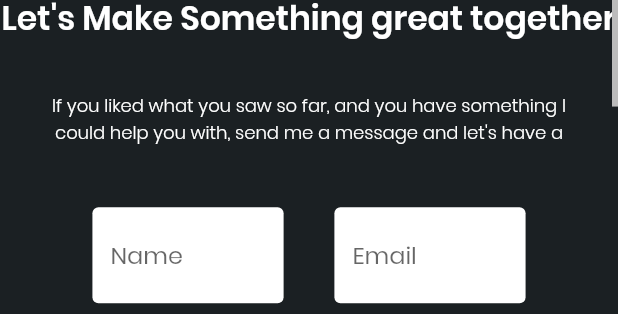
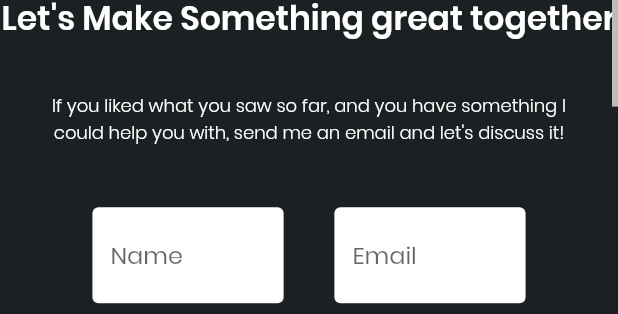
Before and after one commit to AmrMonzir/my_portfolio, a Flutter app: the DesktopHomePage widget shown alone on an empty page, opened directly, scrolled down 2880 dp, on a phone screen of 412 x 824 dp. Shown: the part 843-1157 px from the top of the screen. Run offline on Flutter 3.47's test engine with Material 2 defaults, Android fonts, the phone set to English and light mode, and no system bars; drawn by our look-alikes of auto_size_text; our stand-ins replace flutter_screenutil, flutter_svg, get, responsive_builder, url_strategy.

Commit message:
Added some spice to home screen. Added actions to buttons (download cv, portfolio, hire me).

```diff
--- a/lib/about/desktop_about.dart
+++ b/lib/about/desktop_about.dart
@@ -4,6 +4,7 @@ import 'package:my_portfolio/constants.dart';
 import 'package:my_portfolio/widgets/rounded_button.dart';
 import 'package:flutter_screenutil/flutter_screenutil.dart';
 import 'package:my_portfolio/widgets/top_bar.dart';
+import 'package:url_launcher/url_launcher.dart';
 
 class DesktopAbout extends StatelessWidget {
   final bool inHome;
@@ -71,7 +72,10 @@ class DesktopAbout extends StatelessWidget {
                           height: 100.h,
                           child: RoundedButton(
                             text: "Download CV",
-                            onPress: () {},
+                            onPress: () {
+                              launch(
+                                  "https://drive.google.com/file/d/1kKFY4UNUYE5D9aCLadmLlBQKwXIbLOTn/view");
+                            },
                           )),
                       SizedBox(height: 100.h),
                     ],
--- a/lib/about/mobile_about.dart
+++ b/lib/about/mobile_about.dart
@@ -4,6 +4,7 @@ import 'package:my_portfolio/constants.dart';
 import 'package:my_portfolio/widgets/my_drawer.dart';
 import 'package:my_portfolio/widgets/rounded_button.dart';
 import 'package:flutter_screenutil/flutter_screenutil.dart';
+import 'package:url_launcher/url_launcher.dart';
 
 class MobileAbout extends StatelessWidget {
   final bool inHome;
@@ -101,7 +102,10 @@ class MobileAbout extends StatelessWidget {
                     height: 100.h,
                     child: RoundedButton(
                       text: "Download CV",
-                      onPress: () {},
+                      onPress: () {
+                        launch(
+                            "https://drive.google.com/file/d/1kKFY4UNUYE5D9aCLadmLlBQKwXIbLOTn/view");
+                      },
                     )),
                 SizedBox(height: 100.h),
               ],
--- a/lib/client_comments/desktop_client_comments.dart
+++ b/lib/client_comments/desktop_client_comments.dart
@@ -34,7 +34,8 @@ class DesktopClientComments extends StatelessWidget {
                 SizedBox(height: 40.5.h),
                 Expanded(
                   child: AutoSizeText(
-                    "Have a glimpse of what my clients think about my work! Maybe you can be the next one?.",
+                    kPortfolioText,
+                    textAlign: TextAlign.center,
                     maxLines: 2,
                     style: TextStyle(fontWeight: FontWeight.w300, fontSize: 30),
                   ),
--- a/lib/client_comments/mobile_client_comments.dart
+++ b/lib/client_comments/mobile_client_comments.dart
@@ -56,9 +56,10 @@ class MobileClientComments extends StatelessWidget {
                       child: Padding(
                         padding: const EdgeInsets.symmetric(horizontal: 16.0),
                         child: AutoSizeText(
-                          "Have a glimpse of what my clients think about my work! Maybe you can be the next one?",
+                          kPortfolioText,
                           maxLines: 2,
                           minFontSize: 15,
+                          textAlign: TextAlign.center,
                           style: TextStyle(
                               fontWeight: FontWeight.w300, fontSize: 30),
                         ),
--- a/lib/connect/desktop_connect.dart
+++ b/lib/connect/desktop_connect.dart
@@ -6,6 +6,8 @@ import 'package:my_portfolio/constants.dart';
 import 'package:get/get.dart';
 import 'package:my_portfolio/widgets/rounded_button.dart';
 import 'package:my_portfolio/widgets/top_bar.dart';
+
+import 'connect_action.dart';
 
 class DesktopConnect extends StatefulWidget {
   final bool inHome;
@@ -58,8 +60,7 @@ class _ConnectDesktopState extends State<DesktopConnect> {
                   ),
                 ),
                 Container(
-                    child: AutoSizeText(
-                        "If you liked what you saw so far, and you have something I could help you with, send me a message and let's have a chat about it!",
+                    child: AutoSizeText(kContactText,
                         style: TextStyle(
                             fontWeight: FontWeight.w300, fontSize: 20),
                         textAlign: TextAlign.center,
@@ -153,10 +154,12 @@ class _ConnectDesktopState extends State<DesktopConnect> {
                             text: "Hire Me",
                             onPress: () {
                               if (_formKey.currentState!.validate()) {
-                                // If the form is valid, display a snackbar. In the real world,
-                                // you'd often call a server or save the information in a database.
-                                ScaffoldMessenger.of(context).showSnackBar(
-                                    SnackBar(content: Text('Processing Data')));
+                                if (ConnectAction.connectWithParams(
+                                    mail: _email!,
+                                    name: _name!,
+                                    message: _message!))
+                                  ScaffoldMessenger.of(context).showSnackBar(
+                                      SnackBar(content: Text('Sending email')));
                               }
                             }),
                       ),
--- a/lib/connect/mobile_connect.dart
+++ b/lib/connect/mobile_connect.dart
@@ -5,6 +5,8 @@ import 'package:my_portfolio/constants.dart';
 import 'package:get/get.dart';
 import 'package:my_portfolio/widgets/my_drawer.dart';
 import 'package:my_portfolio/widgets/rounded_button.dart';
+
+import 'connect_action.dart';
 
 class MobileConnect extends StatefulWidget {
   final bool inHome;
@@ -60,8 +62,7 @@ class _MobileConnectState extends State<MobileConnect> {
           Flexible(
             child: Container(
                 child: Center(
-                  child: AutoSizeText(
-                      "If you liked what you saw so far, and you have something I could help you with, send me a message and let's have a chat about it!",
+                  child: AutoSizeText(kContactText,
                       style:
                           TextStyle(fontWeight: FontWeight.w300, fontSize: 20),
                       textAlign: TextAlign.center,
@@ -153,10 +154,10 @@ class _MobileConnectState extends State<MobileConnect> {
                       text: "Hire Me",
                       onPress: () {
                         if (_formKey.currentState!.validate()) {
-                          // If the form is valid, display a snackbar. In the real world,
-                          // you'd often call a server or save the information in a database.
-                          ScaffoldMessenger.of(context).showSnackBar(
-                              SnackBar(content: Text('Processing Data')));
+                          if (ConnectAction.connectWithParams(
+                              mail: _email!, name: _name!, message: _message!))
+                            ScaffoldMessenger.of(context).showSnackBar(
+                                SnackBar(content: Text('Sending email')));
                         }
                       }),
                 ),
--- a/lib/constants.dart
+++ b/lib/constants.dart
@@ -63,7 +63,13 @@ List<Widget> kWebCards = [
 ];
 
 const String kAboutText =
-    '''Amr is a passionate freelance software developer with experience in C# (Unity3D, .Net), C++, Java (Android), and currently in love with Flutter and going through its stages in learning best practicies and developing his suite of skills. Amr is always on the look out for new and exciting opportunities!''';
+    '''Amr is a passionate freelance software developer with experience in C# (Unity3D, .Net), C++, Java (Android), and currently in love with Flutter and going through its stages in learning best practices and developing his suite of skills.\n\nGraduated in 2019 as a Computer Engineer, and having since worked on multiple projects and learned quite a lot of frameworks and packages in mobile and backend development.\n\nAmr is always on the look out for new and exciting opportunities!''';
 
 const String kClientCommentText =
     "Amr has multiple significant traits, such as being articulate and disciplined with his work. He takes good care of the work he does. He is substantially creative as well as professional. I enjoyed working with him immensely, and would love to keep the flow of projects going.";
+
+const String kContactText =
+    "If you liked what you saw so far, and you have something I could help you with, send me an email and let's discuss it!";
+
+const String kPortfolioText =
+    "Have a glimpse of what my clients think about my work! Maybe you can be the next one?";
--- a/lib/home/desktop_home.dart
+++ b/lib/home/desktop_home.dart
@@ -1,11 +1,11 @@
 import 'package:flutter/material.dart';
 import 'package:flutter_screenutil/flutter_screenutil.dart';
+import 'package:flutter_svg/flutter_svg.dart';
 import 'package:my_portfolio/about/desktop_about.dart';
 import 'package:my_portfolio/client_comments/desktop_client_comments.dart';
 import 'package:my_portfolio/home/fragments/my_info_column.dart';
 import 'package:my_portfolio/portfolio/desktop_portfolio.dart';
 import 'package:my_portfolio/widgets/bottom_nav.dart';
-import 'package:my_portfolio/widgets/measureable_widget.dart';
 import 'package:responsive_builder/responsive_builder.dart';
 import 'package:my_portfolio/connect/desktop_connect.dart';
 
@@ -25,10 +25,42 @@ class _DesktopHomePageState extends State<DesktopHomePage> {
       child: ListView(children: [
         Container(
           height: 1217.h,
+          child: Stack(children: [
+            Positioned(
+                child: Container(
+                  decoration: BoxDecoration(
+                      color: kAccentColor.withOpacity(0.1),
+                      shape: BoxShape.circle),
+                  width: 574.w,
+                  height: 547.w,
+                ),
+                left: -360.w,
+                top: 120.h),
+            Positioned(
+              child: SvgPicture.asset(
+                "assets/images/untitled.svg",
+                color: kAccentColor.withOpacity(.1),
+                width: 105.w,
+                height: 392.h,
+              ),
+              right: -150.w,
+              bottom: 200.h,
+            ),
+            Positioned(
+              child: SvgPicture.asset(
+                "assets/images/untitled.svg",
+                color: kAccentColor.withOpacity(.1),
+                width: 105.w,
+                height: 392.h,
+              ),
+              right: -150.w,
+              bottom: 592.h,
+            ),
+            Positioned.fill(
               child: Row(
                 children: [
                   SizedBox(width: 84.w),
-              Expanded(
+                  Flexible(
                     flex: 2,
                     child: MyInfoColumn(
                       screenType: DeviceScreenType.desktop,
@@ -37,10 +69,13 @@ class _DesktopHomePageState extends State<DesktopHomePage> {
                   ),
                   Expanded(
                     flex: 3,
-                child: Image.asset("assets/images/me3.png"),
+                    child: Image.asset("assets/images/me3.png",
+                        width: 908, height: 1033),
                   )
                 ],
               ),
+            ),
+          ]),
         ),
         Divider(color: Color(0xff707070)),
         SizedBox(height: 40.h),
--- a/lib/home/fragments/my_info_column.dart
+++ b/lib/home/fragments/my_info_column.dart
@@ -43,7 +43,7 @@ class MyInfoColumn extends StatelessWidget {
               Padding(
                 padding: const EdgeInsets.all(16.0),
                 child: AutoSizeText(
-                    "A Mobile Front-End/Fullstack Developer with experience in Dart (Flutter), Java, C#, C++",
+                    "A Mobile/Fullstack Developer with experience in Dart (Flutter), Java, C#, C++",
                     textAlign: crossAlignment != null ? TextAlign.center : null,
                     style:
                         TextStyle(fontSize: 26, fontWeight: FontWeight.w300)),
@@ -116,7 +116,10 @@ class MyInfoColumn extends StatelessWidget {
                     Expanded(
                         child: RoundedButton(
                       text: "Hire Me",
-                      onPress: () {},
+                      onPress: () {
+                        launch(
+                            "https://www.upwork.com/o/profiles/users/~01184dd503ff38931f/");
+                      },
                     )),
                     SizedBox(width: 25.w),
                     Expanded(
--- a/lib/home/home.dart
+++ b/lib/home/home.dart
@@ -15,7 +15,7 @@ class Home extends StatelessWidget {
         children: [
           ResponsiveBuilder(builder:
               (BuildContext context, SizingInformation sizingInformation) {
-            if (sizingInformation.isDesktop)
+            if (!sizingInformation.isMobile)
               return TopBar(navIndex: 0);
             else
               return Container();
```
Also changed, not shown: lib/connect/connect_action.dart (added, +19 -0 lines), assets/images/Ellipse 1.svg (added), assets/images/untitled.svg (added). Lines whose indentation alone changed are shown as unchanged.
